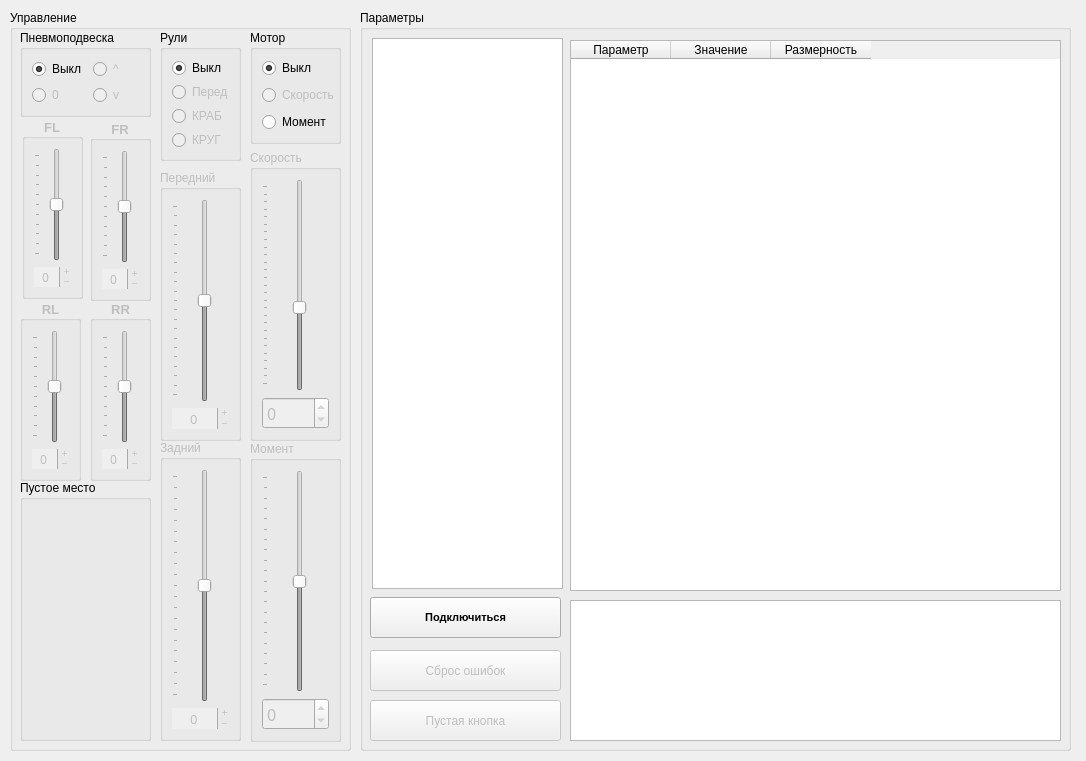
First picture: the form in VMU_monitor_v1.ui, repository hochu-leto/EVIS, before the edit.
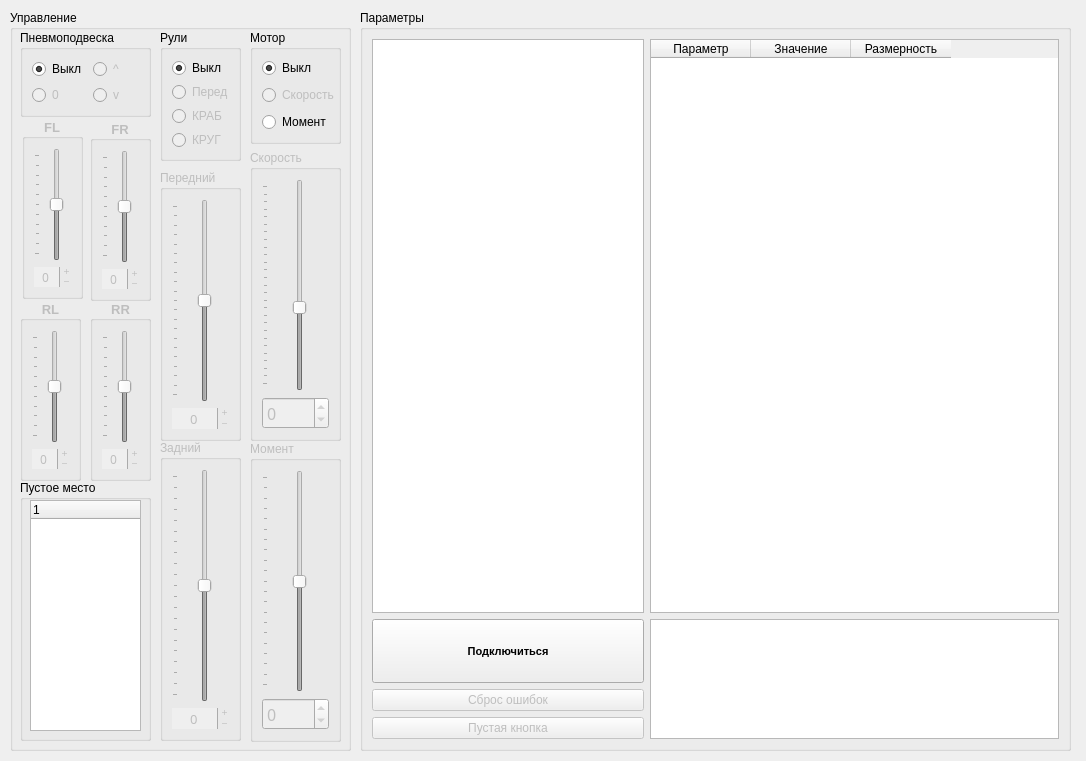
Second picture: the form after the edit.

Commit message: модный интерфейс

The edit to the form file:
```diff
--- a/VMU_monitor_v1.ui
+++ b/VMU_monitor_v1.ui
@@ -38,41 +38,34 @@
     <property name="title">
      <string>Параметры</string>
     </property>
-    <widget class="QTextBrowser" name="errors_browser">
-     <property name="geometry">
-      <rect>
-       <x>210</x>
-       <y>590</y>
-       <width>491</width>
-       <height>141</height>
-      </rect>
-     </property>
-    </widget>
-    <widget class="QPushButton" name="reset_faults">
+    <layout class="QGridLayout" name="gridLayout_2" rowstretch="9,1,0,0" columnstretch="2,3" rowminimumheight="0,0,0,0">
+     <item row="0" column="0">
+      <widget class="QListWidget" name="blocks_list"/>
+     </item>
+     <item row="0" column="1">
+      <widget class="QTableWidget" name="vmu_param_table">
      <property name="enabled">
-      <bool>false</bool>
-     </property>
-     <property name="geometry">
-      <rect>
-       <x>10</x>
-       <y>640</y>
-       <width>191</width>
-       <height>41</height>
-      </rect>
-     </property>
+        <bool>true</bool>
+       </property>
+       <column>
+        <property name="text">
+         <string>Параметр</string>
+        </property>
+       </column>
+       <column>
      <property name="text">
-      <string>Сброс ошибок</string>
-     </property>
-    </widget>
+         <string>Значение</string>
+        </property>
+       </column>
+       <column>
+        <property name="text">
+         <string>Размерность</string>
+        </property>
+       </column>
+      </widget>
+     </item>
+     <item row="1" column="0">
     <widget class="QPushButton" name="connect_btn">
-     <property name="geometry">
-      <rect>
-       <x>10</x>
-       <y>587</y>
-       <width>191</width>
-       <height>41</height>
-      </rect>
-     </property>
      <property name="sizePolicy">
       <sizepolicy hsizetype="Minimum" vsizetype="Minimum">
        <horstretch>0</horstretch>
@@ -102,60 +95,31 @@
       <string>Подключиться</string>
      </property>
     </widget>
-    <widget class="QTableWidget" name="vmu_param_table">
+     </item>
+     <item row="1" column="1" rowspan="3">
+      <widget class="QTextBrowser" name="errors_browser"/>
+     </item>
+     <item row="2" column="0">
+      <widget class="QPushButton" name="reset_faults">
      <property name="enabled">
-      <bool>true</bool>
-     </property>
-     <property name="geometry">
-      <rect>
-       <x>210</x>
-       <y>30</y>
-       <width>491</width>
-       <height>551</height>
-      </rect>
-     </property>
-     <column>
+        <bool>false</bool>
+       </property>
       <property name="text">
-       <string>Параметр</string>
-      </property>
-     </column>
-     <column>
-      <property name="text">
-       <string>Значение</string>
-      </property>
-     </column>
-     <column>
-      <property name="text">
-       <string>Размерность</string>
-      </property>
-     </column>
-    </widget>
-    <widget class="QListWidget" name="blocks_list">
-     <property name="geometry">
-      <rect>
-       <x>12</x>
-       <y>28</y>
-       <width>191</width>
-       <height>551</height>
-      </rect>
-     </property>
-    </widget>
+        <string>Сброс ошибок</string>
+       </property>
+      </widget>
+     </item>
+     <item row="3" column="0">
     <widget class="QPushButton" name="reset_faults_2">
      <property name="enabled">
       <bool>false</bool>
      </property>
-     <property name="geometry">
-      <rect>
-       <x>10</x>
-       <y>690</y>
-       <width>191</width>
-       <height>41</height>
-      </rect>
-     </property>
      <property name="text">
       <string>Пустая кнопка</string>
      </property>
     </widget>
+     </item>
+    </layout>
    </widget>
    <widget class="QGroupBox" name="command_box">
     <property name="geometry">
@@ -654,6 +618,16 @@
      <property name="title">
       <string>Пустое место</string>
      </property>
+     <widget class="QTreeWidget" name="nodes_tree">
+      <property name="geometry">
+       <rect>
+        <x>10</x>
+        <y>20</y>
+        <width>111</width>
+        <height>231</height>
+       </rect>
+      </property>
+     </widget>
     </widget>
     <widget class="QGroupBox" name="groupBox">
      <property name="geometry">
```
Left out of the diff: 4 changed lines with no effect on the pictures. Lines whose indentation alone changed are shown as unchanged. The commit also changes 4 other files.
